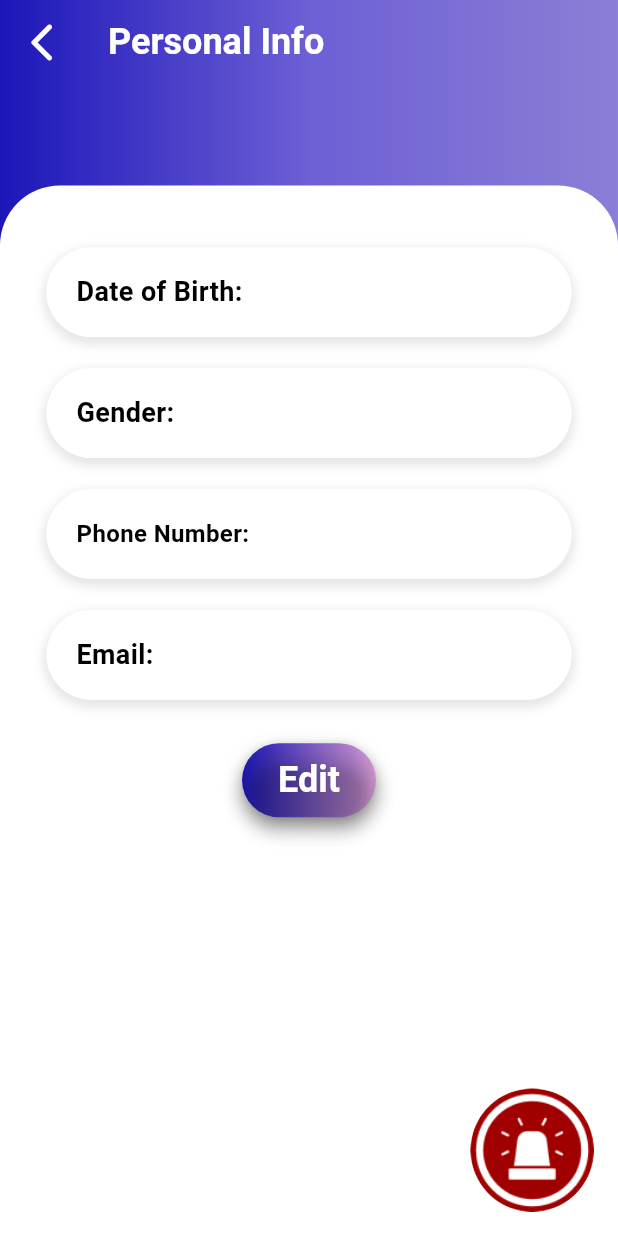
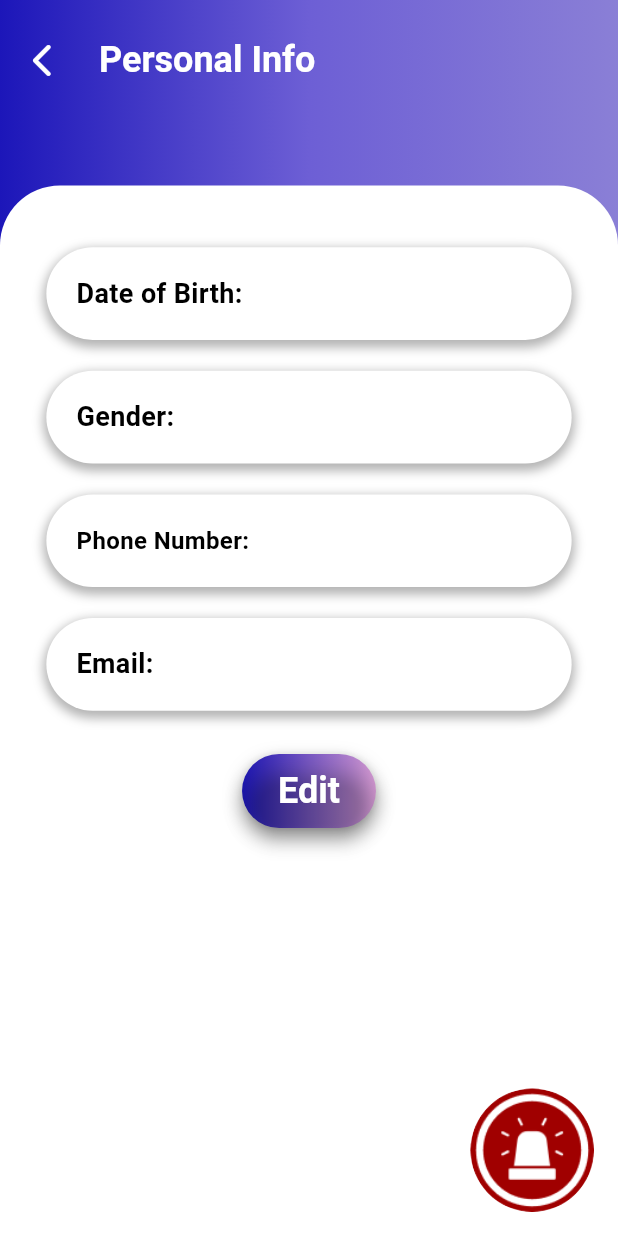
Before and after one commit to PulinduYK/VenomVerseApp, a Flutter app: the ProfilePageTemplate screen opened directly, after a tap on "Personal info", on a phone screen of 412 x 824 dp. Run offline on Flutter 3.47's test engine with Material 3 defaults, Android fonts, the light colour scheme and no system bars; our stand-ins replace cloud_firestore, firebase_auth, firebase_core, google_fonts, image_picker; missing offline and left inert: photo_manager; accounts and stored records are empty.

Commit message:
Update profile page template
Add mediaquery for the width and height. Add google fonts.

```diff
--- a/App/lib/Profile/widgets/profile_page_template.dart
+++ b/App/lib/Profile/widgets/profile_page_template.dart
@@ -1,4 +1,5 @@
 import 'package:flutter/material.dart';
+import 'package:google_fonts/google_fonts.dart';
 
 // create custom widget to reuse same background template
 class ProfilePageTemplate extends StatelessWidget {
@@ -19,11 +20,13 @@ class ProfilePageTemplate extends StatelessWidget {
       resizeToAvoidBottomInset: false,
       extendBodyBehindAppBar: true,
       appBar: AppBar(
+        toolbarHeight: 80,
+        titleSpacing: 10,
         leading: IconButton(
-          icon: const Icon(
+          icon: Icon(
             Icons.arrow_back_ios_new_rounded,
             color: Colors.white,
-            size: 30,
+            size: MediaQuery.of(context).size.width > 350 ? 26 : 20,
           ),
           onPressed: (){
             Navigator.pop(context);
@@ -31,9 +34,9 @@ class ProfilePageTemplate extends StatelessWidget {
         ),
         title: Text(
           title,
-          style: TextStyle(
+          style: GoogleFonts.inriaSans(
             color: Colors.white,
-            fontSize: MediaQuery.of(context).size.width > 375 ? 24 : 18,
+            fontSize: MediaQuery.of(context).size.width > 350 ? 24 : 18,
             fontWeight: FontWeight.bold,
           ),
         ),
@@ -107,10 +110,10 @@ class CustomButton extends StatelessWidget {
   Widget build(BuildContext context) {
     return ElevatedButton(
       style: ElevatedButton.styleFrom(
-        minimumSize: Size(MediaQuery.of(context).size.width * 0.85, 60),
+        minimumSize: Size(MediaQuery.of(context).size.width * 0.85, MediaQuery.of(context).size.height * 0.075),
         alignment: Alignment.centerLeft,
-        textStyle: TextStyle(
-          fontSize:  MediaQuery.of(context).size.width > 375 ? 24 : 18,
+        textStyle: GoogleFonts.inriaSans(
+          fontSize:  MediaQuery.of(context).size.width > 350 ? 24 : 18,
           fontWeight: FontWeight.normal,
         ),
         elevation: 5,
@@ -135,14 +138,14 @@ class CustomTextBox extends StatelessWidget {
   Widget build(BuildContext context) {
     return Container(
       width: MediaQuery.of(context).size.width * 0.85,
-      height: 60,
+      height: MediaQuery.of(context).size.height * 0.075,
       alignment: Alignment.centerLeft,
       decoration: BoxDecoration(
         color: Colors.white,
         borderRadius: BorderRadius.circular(40),
         boxShadow: [
           BoxShadow(
-            color: Colors.black.withOpacity(0.1),
+            color: Colors.black.withAlpha((0.3 * 255).toInt()),
             spreadRadius: 2,
             blurRadius: 5,
             offset: Offset(0, 3), // Shadow position
@@ -153,36 +156,3 @@ class CustomTextBox extends StatelessWidget {
     );
   }
 }
-
-
-
-
-
-//
-// import 'package:flutter/material.dart';
-// import 'package:venomverse/widgets/profile_page_template.dart';
-//
-// // ProfilePage displays the user's account details.
-// class Page extends StatelessWidget {
-//   const Page({super.key});
-//
-//   @override
-//   Widget build(BuildContext context) {
-//     return ProfilePageTemplate(
-//         title: "",
-//         contentHeightFactor: 0.85,
-//         child: Column(
-//           children:[
-//
-//           ],
-//         )
-//     );
-//   }
-// }
-
-//
-// CustomButton(
-// text: "Personal info",
-// onPressed: (){
-// },
-// ),
```
